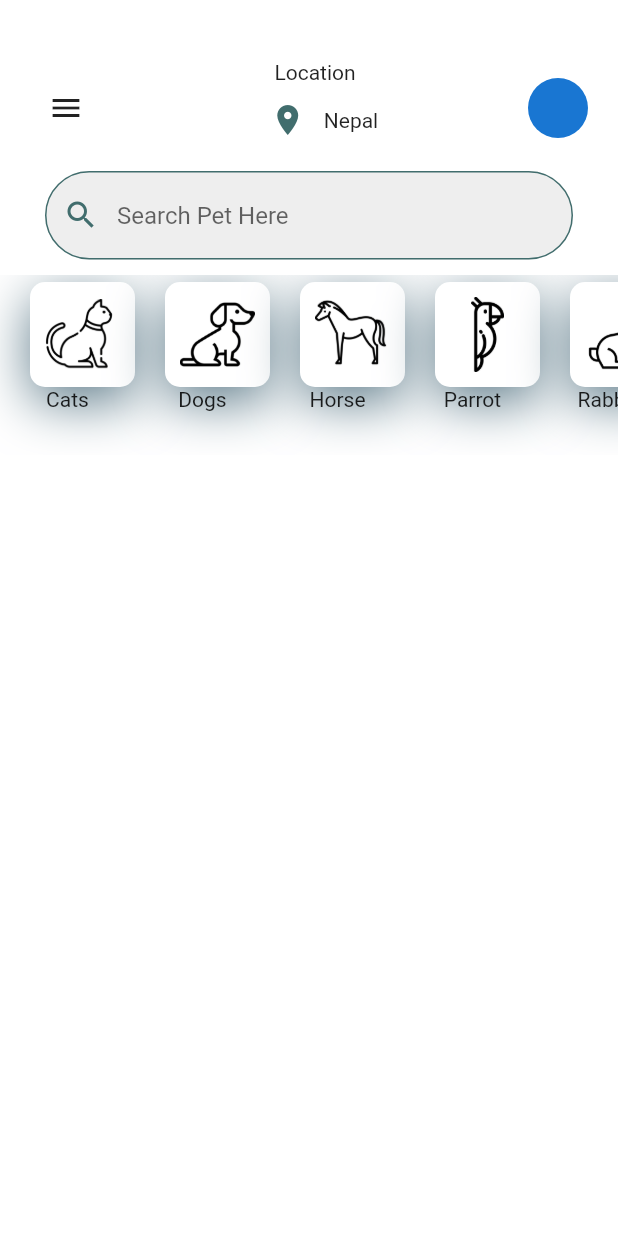
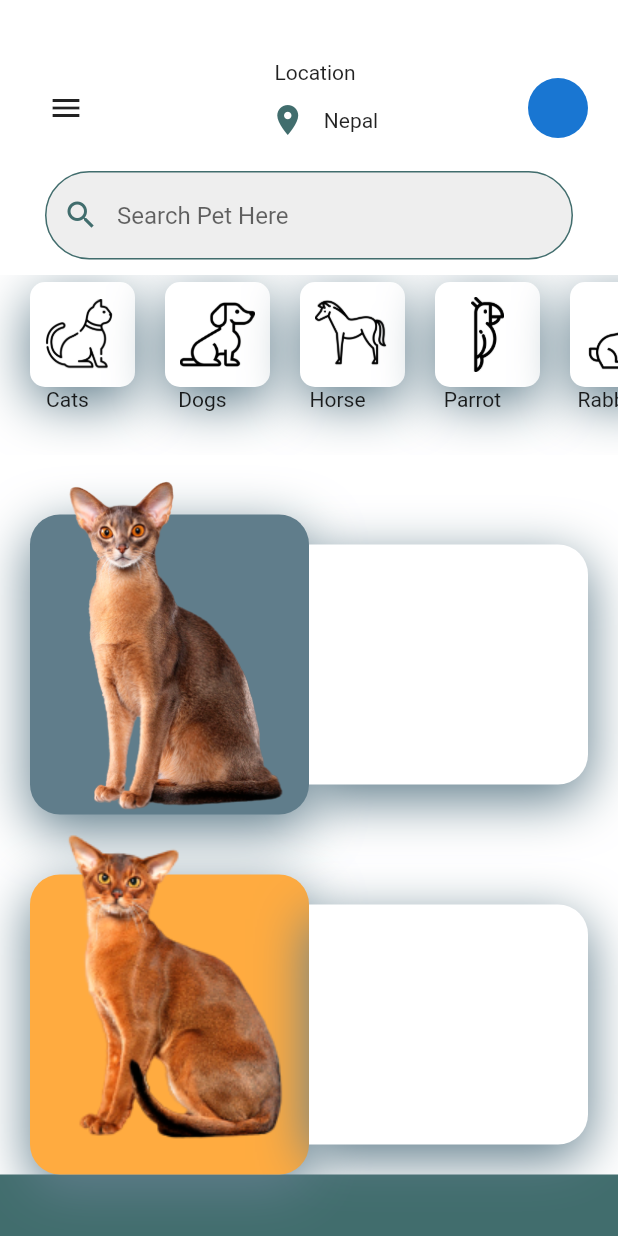
Before and after one commit to anupupadhaya123/PetApp, a Flutter app: the screen it shows after launch, on a phone screen of 412 x 824 dp. Run offline on Flutter 3.47's test engine with Material 2 defaults, Android fonts, the phone set to English and light mode, and no system bars.

Commit message:
HomeScreen Body using stack,expanded 3d

```diff
--- a/lib/Screens/HomeScreen.dart
+++ b/lib/Screens/HomeScreen.dart
@@ -19,6 +19,7 @@ class _HomeScreenState extends State<HomeScreen> {
       transform: Matrix4.translationValues(xoffset, yoffset, 0).scaled(scalefactor),
         duration: Duration(milliseconds: 250),
         color: Colors.white,
+        child: SingleChildScrollView(
           child: Column(children: [
             SizedBox(
               height:40,
@@ -122,7 +123,80 @@ class _HomeScreenState extends State<HomeScreen> {
                 }
               ),
             ),
+        // Making body of homepage using expanded, stack etc..
+            Container(
+              height: 240,
+              margin: EdgeInsets.symmetric(horizontal: 20),
+              child: Row(children: [
+                Expanded(
+                  child: Stack(
+                    children: [
+                      Container(
+                          decoration: BoxDecoration(
+                            color: Colors.blueGrey,
+                            boxShadow: ListShadow,
+                            borderRadius: BorderRadius.circular(20)
+                          ),
+                          margin: EdgeInsets.only(top: 40),
+
+                      ),
+                      Align(
+                        child: Image.asset("images/pet-cat2.png"),
+                      ),
+                    ],
+                  ),
+                ),
+                Expanded(
+                  child: Container(
+                    margin:EdgeInsets.only(top: 60, bottom: 20),
+                    decoration: BoxDecoration(
+                      color: Colors.white,
+                      boxShadow: ListShadow,
+                      borderRadius: BorderRadius.only(topRight: Radius.circular(20), bottomRight: Radius.circular(20))
+                    ),
+                  ),
+                  ),
+              ],)
+            ),
+
+             Container(
+              height: 240,
+              margin: EdgeInsets.symmetric(horizontal: 20),
+              child: Row(children: [
+                Expanded(
+                  child: Stack(
+                    children: [
+                      Container(
+                          decoration: BoxDecoration(
+                            color: Colors.orangeAccent,
+                            boxShadow: ListShadow,
+                            borderRadius: BorderRadius.circular(20)
+                          ),
+                          margin: EdgeInsets.only(top: 40),
+
+                      ),
+                      Align(
+                        child: Image.asset("images/pet-cat1.png"),
+                      ),
+                    ],
+                  ),
+                ),
+                Expanded(
+                  child: Container(
+                    margin:EdgeInsets.only(top: 60, bottom: 20),
+                    decoration: BoxDecoration(
+                      color: Colors.white,
+                      boxShadow: ListShadow,
+                      borderRadius: BorderRadius.only(topRight: Radius.circular(20), bottomRight: Radius.circular(20))
+                    ),
+                  ),
+                  ),
+              ],)
+            ),
+
+
           ]
+          ),
         )
         );
   }
--- a/lib/configuration/configuration.dart
+++ b/lib/configuration/configuration.dart
@@ -14,4 +14,6 @@ List<Map> categories = [
   {'name' :'Horse', 'iconPath' : 'images/horse.png'},
   {'name' :'Parrot', 'iconPath' : 'images/parrot.png'},
   {'name' :'Rabbit', 'iconPath' : 'images/rabbit.png'},
+  {'name' :'Cat2', 'iconPath' : 'images/cat.png'},
+
 ];
```
Lines whose indentation alone changed are shown as unchanged.
